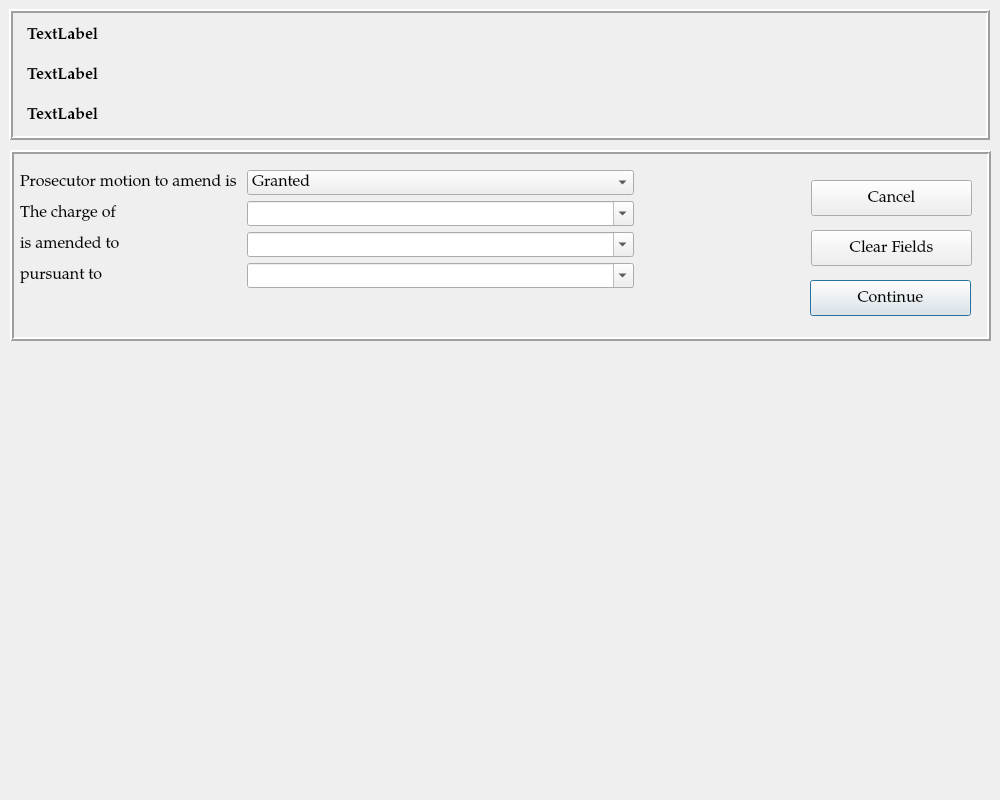
Before: the Qt Designer form resources/ui/AmendOffenseDialog.ui in HunterProgram22/MuniEntry, drawn with Qt 5.
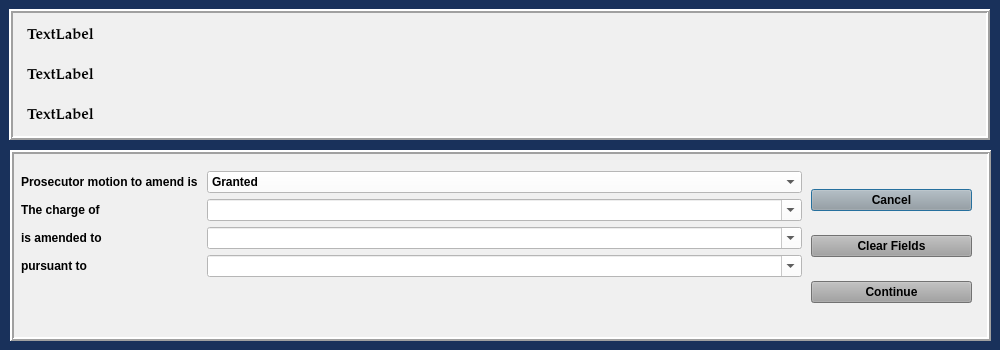
After: the same form once the commit is applied.

Commit message: Wired up amend offense dialog.

```diff
--- a/resources/ui/AmendOffenseDialog.ui
+++ b/resources/ui/AmendOffenseDialog.ui
@@ -7,7 +7,7 @@
     <x>0</x>
     <y>0</y>
     <width>1000</width>
-    <height>800</height>
+    <height>350</height>
    </rect>
   </property>
   <property name="sizePolicy">
@@ -19,17 +19,24 @@
   <property name="minimumSize">
    <size>
     <width>1000</width>
-    <height>800</height>
+    <height>350</height>
    </size>
   </property>
   <property name="font">
    <font>
     <family>Palatino Linotype</family>
-    <pointsize>12</pointsize>
+    <pointsize>11</pointsize>
+    <weight>9</weight>
+    <italic>false</italic>
+    <bold>false</bold>
    </font>
   </property>
   <property name="windowTitle">
-   <string>Amendment</string>
+   <string>Amend Charge</string>
+  </property>
+  <property name="styleSheet">
+   <string notr="true">background-color: rgb(25, 49, 91);
+font: 75 11pt &quot;Palatino Linotype&quot;;</string>
   </property>
   <widget class="QFrame" name="case_information_frame">
    <property name="geometry">
@@ -55,6 +62,10 @@
    <property name="cursor">
     <cursorShape>ArrowCursor</cursorShape>
    </property>
+   <property name="styleSheet">
+    <string notr="true">background-color: rgb(240, 240, 240);
+font-weight: bold;</string>
+   </property>
    <property name="frameShape">
     <enum>QFrame::Box</enum>
    </property>
@@ -75,8 +86,10 @@
     </property>
     <property name="font">
      <font>
-      <pointsize>12</pointsize>
+      <family>Palatino Linotype</family>
+      <pointsize>11</pointsize>
       <weight>75</weight>
+      <italic>false</italic>
       <bold>true</bold>
      </font>
     </property>
@@ -95,8 +108,10 @@
     </property>
     <property name="font">
      <font>
-      <pointsize>12</pointsize>
+      <family>Palatino Linotype</family>
+      <pointsize>11</pointsize>
       <weight>75</weight>
+      <italic>false</italic>
       <bold>true</bold>
      </font>
     </property>
@@ -115,8 +130,10 @@
     </property>
     <property name="font">
      <font>
-      <pointsize>12</pointsize>
+      <family>Palatino Linotype</family>
+      <pointsize>11</pointsize>
       <weight>75</weight>
+      <italic>false</italic>
       <bold>true</bold>
      </font>
     </property>
@@ -134,6 +151,11 @@
      <height>191</height>
     </rect>
    </property>
+   <property name="styleSheet">
+    <string notr="true">background-color: rgb(240, 240, 240);
+font: 75 11pt &quot;Palatino Linotype&quot;;
+font-weight: bold;</string>
+   </property>
    <property name="frameShape">
     <enum>QFrame::Box</enum>
    </property>
@@ -146,39 +168,55 @@
    <property name="midLineWidth">
     <number>0</number>
    </property>
-   <widget class="QPushButton" name="continueButton">
-    <property name="geometry">
-     <rect>
-      <x>800</x>
-      <y>130</y>
-      <width>161</width>
-      <height>36</height>
-     </rect>
-    </property>
-    <property name="text">
-     <string>Continue</string>
-    </property>
-   </widget>
-   <widget class="QPushButton" name="pushButton_3">
+   <widget class="QWidget" name="">
     <property name="geometry">
      <rect>
       <x>801</x>
-      <y>30</y>
+      <y>21</y>
       <width>161</width>
-      <height>36</height>
+      <height>151</height>
      </rect>
     </property>
-    <property name="text">
-     <string>Cancel</string>
-    </property>
+    <layout class="QGridLayout" name="gridLayout">
+     <item row="0" column="0">
+      <widget class="QPushButton" name="pushButton_3">
+       <property name="styleSheet">
+        <string notr="true">background-color: rgb(160, 160, 160);</string>
+       </property>
+       <property name="text">
+        <string>Cancel</string>
+       </property>
+      </widget>
+     </item>
+     <item row="1" column="0">
+      <widget class="QPushButton" name="pushButton_2">
+       <property name="styleSheet">
+        <string notr="true">background-color: rgb(160, 160, 160);</string>
+       </property>
+       <property name="text">
+        <string>Clear Fields</string>
+       </property>
+      </widget>
+     </item>
+     <item row="2" column="0">
+      <widget class="QPushButton" name="continueButton">
+       <property name="styleSheet">
+        <string notr="true">background-color: rgb(160, 160, 160);</string>
+       </property>
+       <property name="text">
+        <string>Continue</string>
+       </property>
+      </widget>
+     </item>
+    </layout>
    </widget>
-   <widget class="QWidget" name="layoutWidget">
+   <widget class="QWidget" name="">
     <property name="geometry">
      <rect>
-      <x>10</x>
-      <y>20</y>
-      <width>614</width>
-      <height>152</height>
+      <x>11</x>
+      <y>21</y>
+      <width>781</width>
+      <height>151</height>
      </rect>
     </property>
     <layout class="QFormLayout" name="formLayout">
@@ -191,6 +229,9 @@
      </item>
      <item row="0" column="1">
       <widget class="QComboBox" name="motion_decision_box">
+       <property name="styleSheet">
+        <string notr="true">background-color: rgb(255, 255, 255);</string>
+       </property>
        <property name="editable">
         <bool>false</bool>
        </property>
@@ -215,6 +256,9 @@
      </item>
      <item row="1" column="1">
       <widget class="QComboBox" name="original_charge_box">
+       <property name="styleSheet">
+        <string notr="true">background-color: rgb(255, 255, 255);</string>
+       </property>
        <property name="editable">
         <bool>true</bool>
        </property>
@@ -229,6 +273,9 @@
      </item>
      <item row="2" column="1">
       <widget class="QComboBox" name="amended_charge_box">
+       <property name="styleSheet">
+        <string notr="true">background-color: rgb(255, 255, 255);</string>
+       </property>
        <property name="editable">
         <bool>true</bool>
        </property>
@@ -243,6 +290,9 @@
      </item>
      <item row="3" column="1">
       <widget class="QComboBox" name="pursuant_to_box">
+       <property name="styleSheet">
+        <string notr="true">background-color: rgb(255, 255, 255);</string>
+       </property>
        <property name="editable">
         <bool>true</bool>
        </property>
@@ -250,19 +300,6 @@
      </item>
     </layout>
    </widget>
-   <widget class="QPushButton" name="pushButton_2">
-    <property name="geometry">
-     <rect>
-      <x>801</x>
-      <y>80</y>
-      <width>161</width>
-      <height>36</height>
-     </rect>
-    </property>
-    <property name="text">
-     <string>Clear Fields</string>
-    </property>
-   </widget>
   </widget>
  </widget>
  <tabstops>
```
Left out of the diff: 13 changed lines with no effect on the pictures. The commit also changes 8 other files.
